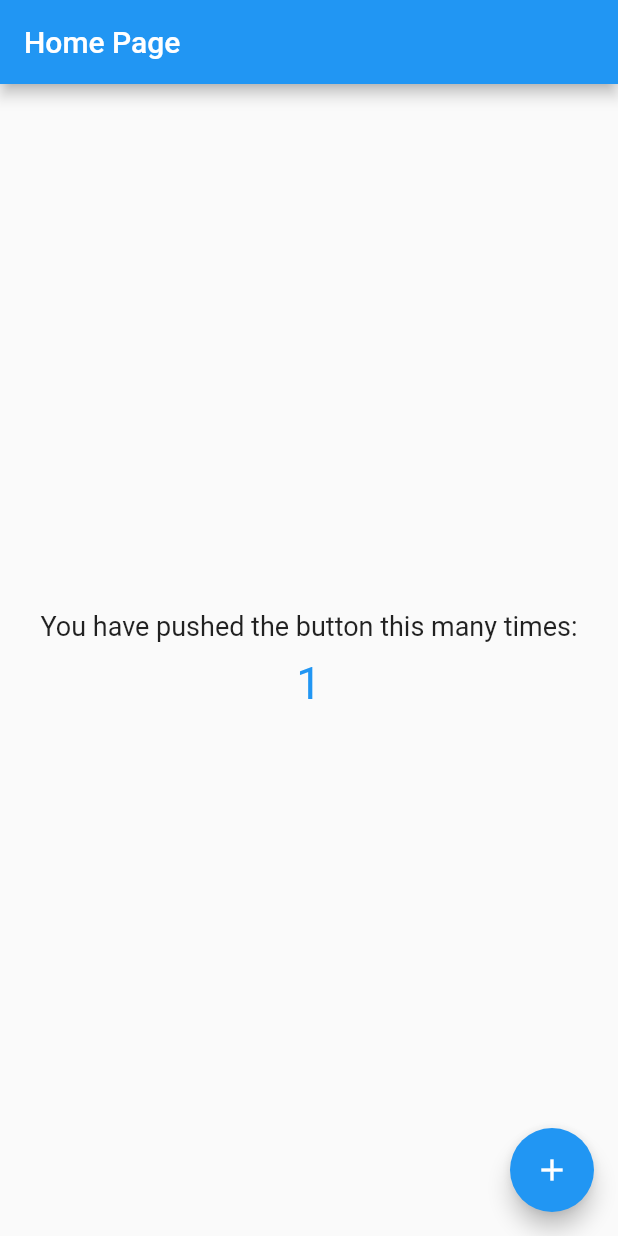
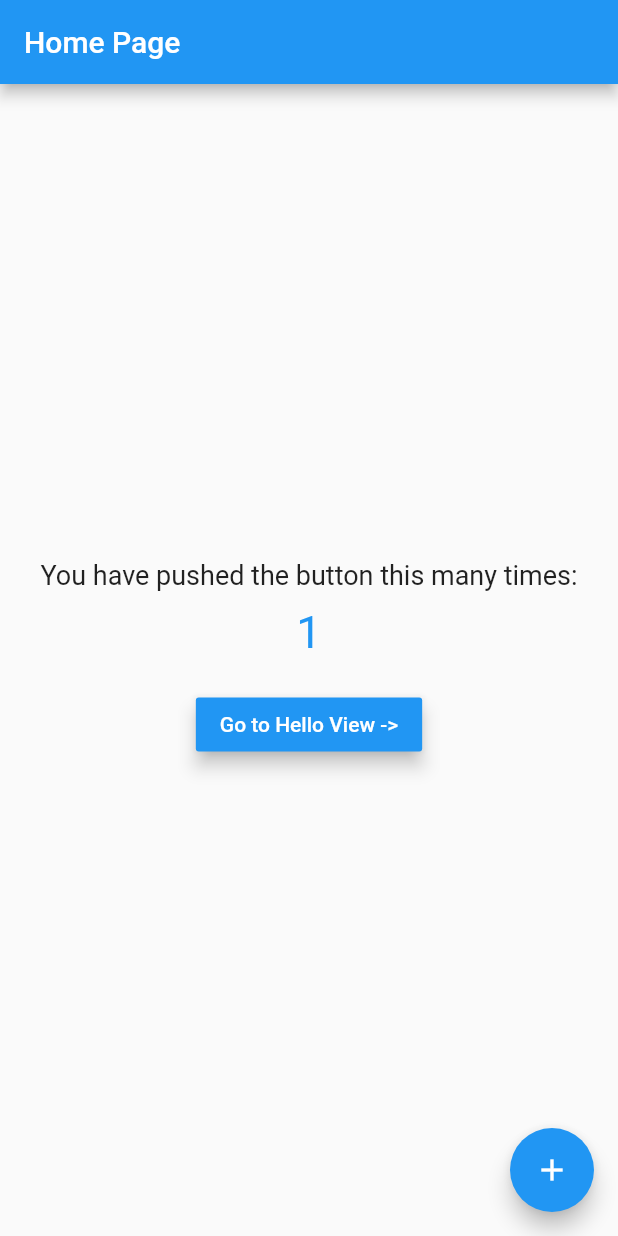
Before and after one commit to gilvanhenriqued/counter_mobx, a Flutter app: the screen it shows after launch, after a tap on the "add" icon, on a phone screen of 412 x 824 dp. Run offline on Flutter 3.47's test engine with Material 2 defaults, Android fonts, the phone set to English and light mode, and no system bars; our stand-ins replace flutter_mobx, mobx; generated files the repository leaves out were written again.

```diff
--- a/lib/controllers/counter.dart
+++ b/lib/controllers/counter.dart
@@ -7,11 +7,11 @@ class Counter = CounterBase with _$Counter;
 
 abstract class CounterBase with Store {
   @observable
-  int value = 0;
+  int numClick = 0;
 
   @action
   increment() {
-    value++;
+    numClick++;
   }
 }
 
--- a/lib/main.dart
+++ b/lib/main.dart
@@ -1,3 +1,4 @@
+import 'package:counter_mobx/views/hello_view.dart';
 import 'package:counter_mobx/views/home_view.dart';
 import 'package:flutter/material.dart';
 
@@ -15,7 +16,11 @@ class MyApp extends StatelessWidget {
         visualDensity: VisualDensity.adaptivePlatformDensity,
       ),
       debugShowCheckedModeBanner: false,
-      home: HomeView(),
+      initialRoute: '/',
+      routes: {
+        '/': (_) => HomeView(),
+        '/hello_view': (_) => HelloView(),
+      }
     );
   }
 }
--- a/lib/views/home_view.dart
+++ b/lib/views/home_view.dart
@@ -1,4 +1,5 @@
 import 'package:counter_mobx/controllers/counter.dart';
+import 'package:counter_mobx/views/hello_view.dart';
 import 'package:flutter/material.dart';
 import 'package:flutter_mobx/flutter_mobx.dart';
 
@@ -22,21 +23,27 @@ class _HomeViewState extends State<HomeView> {
           children: <Widget>[
             Text(
               'You have pushed the button this many times:',
-              style: TextStyle(
-                  fontSize: 18
-                ),
+              style: TextStyle(fontSize: 18),
             ),
             Padding(
-              padding: const EdgeInsets.fromLTRB(0,10,0,0),
+              padding: const EdgeInsets.fromLTRB(0, 10, 0, 20),
               child: Observer(
                 builder: (BuildContext context) => Text(
-                  "${counter.value}",
-                  style: TextStyle(
-                    fontSize: 30,
-                    color: Colors.blue
-                  ),
+                  "${counter.numClick}",
+                  style: TextStyle(fontSize: 30, color: Colors.blue),
                 ),
               ),
+            ),
+            RaisedButton(
+              child: Text('Go to Hello View ->'),
+              elevation: 5,
+              color: Colors.blue,
+              textColor: Colors.white,
+              onPressed: () {
+                Navigator.push(context, new MaterialPageRoute(
+                  builder: (context) => new HelloView()
+                ));
+              },
             ),
           ],
         ),
```
Also changed, not shown: lib/views/hello_view.dart (added, +23 -0 lines), lib/controllers/counter.g.dart.
